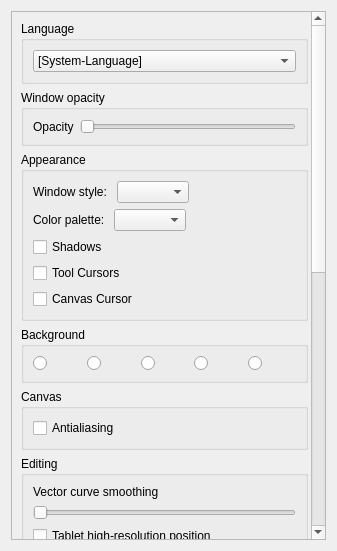
pencil2d/pencil, file app/ui/generalpage.ui: the form before one commit.
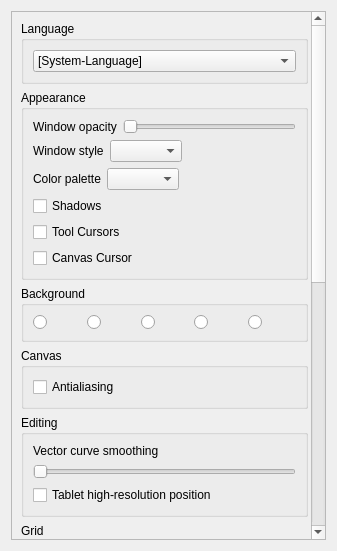
The form after the commit.

Commit message: Move window opacity to appearance section and fix tab order

Patch:
```diff
--- a/app/ui/generalpage.ui
+++ b/app/ui/generalpage.ui
@@ -28,7 +28,7 @@
         <x>0</x>
         <y>0</y>
         <width>363</width>
-        <height>1239</height>
+        <height>1195</height>
        </rect>
       </property>
       <layout class="QVBoxLayout" name="lay">
@@ -53,47 +53,42 @@
          </layout>
         </widget>
        </item>
-       <item>
-        <widget class="QGroupBox" name="windowOpacityBox">
-         <property name="title">
-          <string comment="GroupBox title in Preference">Window opacity</string>
-         </property>
-         <layout class="QGridLayout" name="windowOpacityLayout">
-          <item row="0" column="0">
-           <widget class="QLabel" name="windowOpacityLabel">
-            <property name="text">
-             <string>Opacity</string>
-            </property>
-           </widget>
-          </item>
-          <item row="0" column="1">
-           <widget class="QSlider" name="windowOpacityLevel">
-            <property name="minimum">
-             <number>30</number>
-            </property>
-            <property name="maximum">
-             <number>100</number>
-            </property>
-            <property name="orientation">
-             <enum>Qt::Horizontal</enum>
-            </property>
-           </widget>
-          </item>
-         </layout>
-        </widget>
-       </item>
        <item>
         <widget class="QGroupBox" name="appearanceBox">
          <property name="title">
           <string comment="GroupBox title in Preference">Appearance</string>
          </property>
          <layout class="QVBoxLayout" name="appearanceLayout">
+          <item>
+           <layout class="QHBoxLayout" name="horizontalLayout_6">
+            <item>
+             <widget class="QLabel" name="windowOpacityLabel">
+              <property name="text">
+               <string>Window opacity</string>
+              </property>
+             </widget>
+            </item>
+            <item>
+             <widget class="QSlider" name="windowOpacityLevel">
+              <property name="minimum">
+               <number>30</number>
+              </property>
+              <property name="maximum">
+               <number>100</number>
+              </property>
+              <property name="orientation">
+               <enum>Qt::Horizontal</enum>
+              </property>
+             </widget>
+            </item>
+           </layout>
+          </item>
           <item>
            <layout class="QHBoxLayout" name="horizontalLayout_4">
             <item>
              <widget class="QLabel" name="styleLabel">
               <property name="text">
-               <string>Window style: </string>
+               <string>Window style</string>
               </property>
              </widget>
             </item>
@@ -120,7 +115,7 @@
             <item>
              <widget class="QLabel" name="paletteLabel">
               <property name="text">
-               <string>Color palette: </string>
+               <string>Color palette</string>
               </property>
              </widget>
             </item>
```
Left out of the diff: 13 changed lines with no effect on the pictures.
